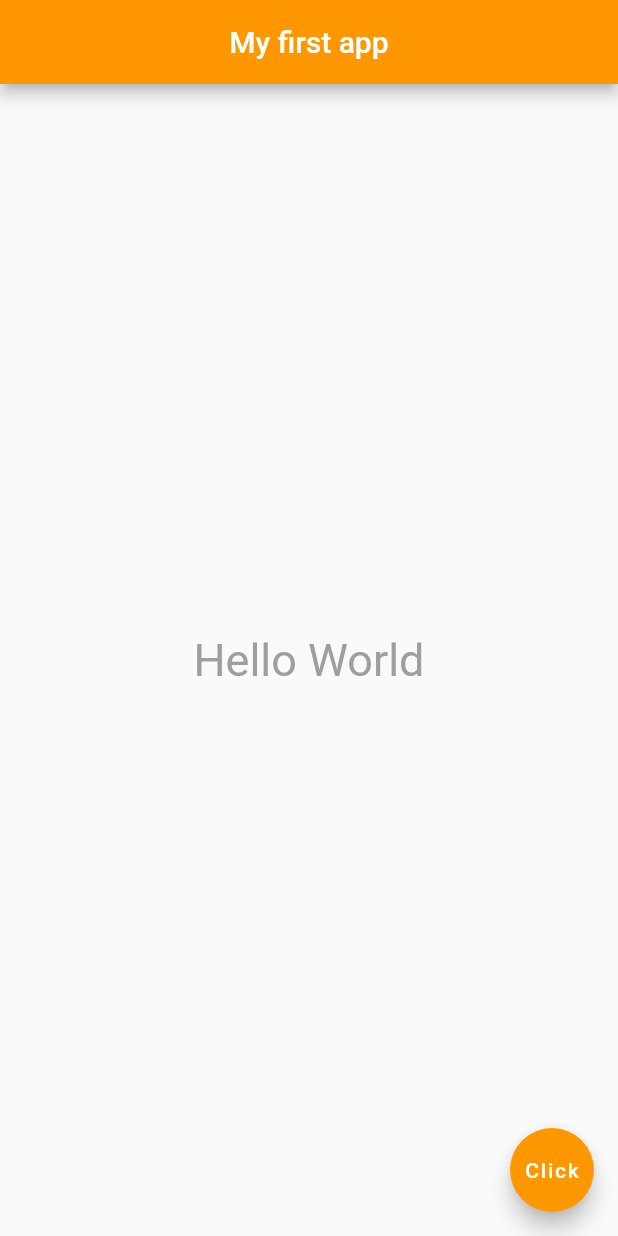
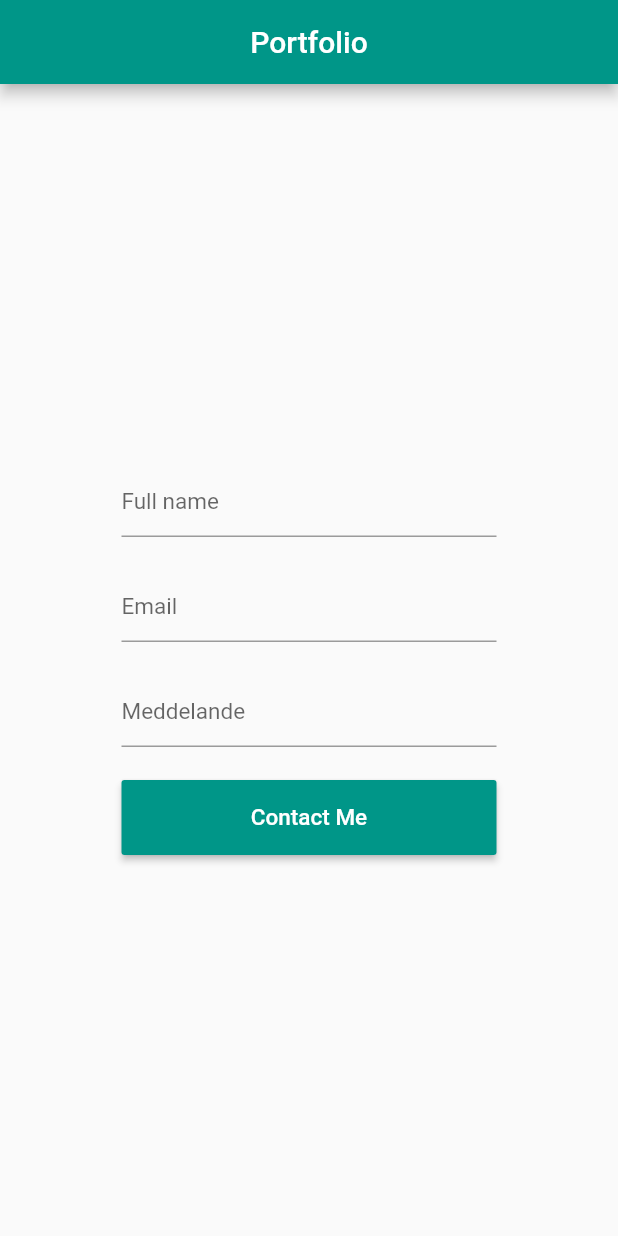
Before and after one commit to Martinsodis96/firstFlutterApp, a Flutter app: the screen it shows after launch, on a phone screen of 412 x 824 dp. Run offline on Flutter 3.47's test engine with Material 2 defaults, Android fonts, the phone set to English and light mode, and no system bars.

Commit message:
Created a basic contact app.

```diff
--- /dev/null
+++ b/init_app/lib/home/home.dart
@@ -0,0 +1,72 @@
+import 'package:flutter/material.dart';
+
+class Home extends StatelessWidget {
+
+  final String appTitle = "Portfolio";
+
+  @override
+  Widget build(BuildContext context) {
+    return Scaffold(
+      appBar: buildAppBar(),
+      body: buildCenter(),
+    );
+  }
+
+  Center buildCenter() {
+    return Center(
+      child: Form(
+        child: Column(
+          mainAxisAlignment: MainAxisAlignment.center,
+          children: <Widget>[
+            buildCenterColumnContainer(
+                buildFormInputField("Full name"),
+            ),
+            buildCenterColumnContainer(
+                buildFormInputField("Email")
+            ),
+            buildCenterColumnContainer(
+                buildFormInputField("Meddelande")
+            ),
+            buildCenterColumnContainer(RaisedButton(
+              color: Colors.teal,
+              onPressed: () {
+                handleSendRequestOnPress();
+              },
+              child: Text(
+                "Contact Me",
+                style: TextStyle(color: Colors.white, fontSize: 15),
+              ),
+            )),
+          ],
+        ),
+      ),
+    );
+  }
+
+  TextFormField buildFormInputField(String inputFieldText) {
+    return TextFormField(
+        style: TextStyle(
+          fontSize: 15,
+        ),
+        decoration: InputDecoration(
+          hintText: inputFieldText,
+        ));
+  }
+
+  Container buildCenterColumnContainer(Widget widget) {
+    return Container(
+        height: 50, width: 250, margin: EdgeInsets.all(10), child: widget);
+  }
+
+  void handleSendRequestOnPress() {
+    print("Contact Me");
+  }
+
+  AppBar buildAppBar() {
+    return AppBar(
+      title: Text(appTitle),
+      backgroundColor: Colors.teal,
+      centerTitle: true,
+    );
+  }
+}
```
Also changed, not shown: init_app/lib/main.dart (+4 -20 lines), 1 other file.
